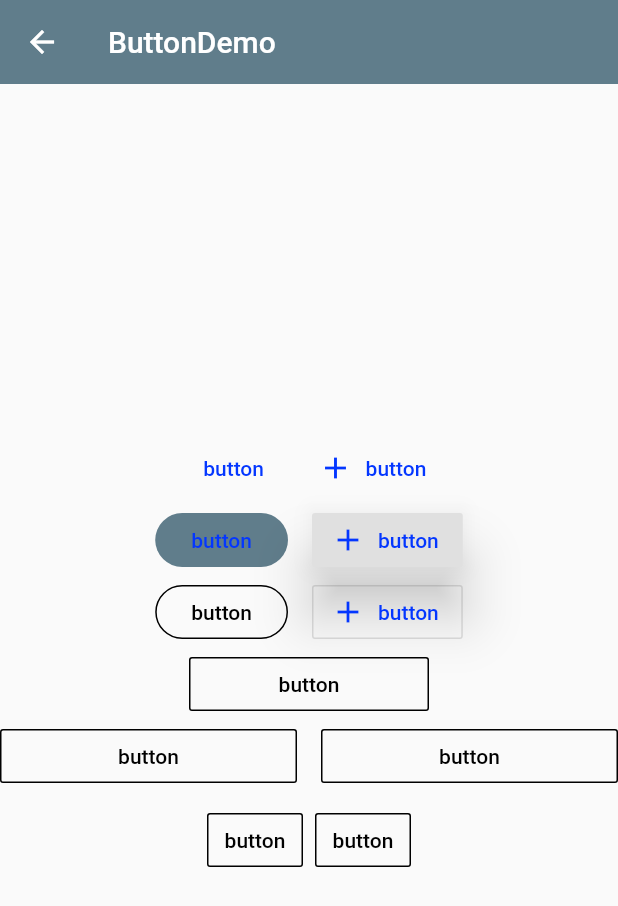
After one commit to Young5416/my_flutter, a Flutter app: the screen it shows after launch, after a tap on "Button", on a phone screen of 412 x 824 dp. The commit adds this screen. Shown: the top 906 px of the screen. Run offline on Flutter 3.47's test engine with Material 2 defaults, Android fonts, the phone set to English and light mode, and no system bars.

Commit message:
feat(按钮部件): 按钮部件熟悉
按钮部件熟悉

```diff
--- /dev/null
+++ b/lib/demo/button_demo.dart
@@ -0,0 +1,233 @@
+import 'package:flutter/material.dart';
+
+class ButtonDemo extends StatelessWidget {
+  @override
+  Widget build(BuildContext context) {
+    //平滑按钮
+    final Widget FlatButtonDemo = Row(
+      mainAxisAlignment: MainAxisAlignment.center,
+      children: <Widget>[
+        FlatButton(
+          child: Text('button'),
+          onPressed: () {},
+          splashColor: Colors.grey,
+          textColor: Theme.of(context).accentColor,
+        ),
+        FlatButton.icon(
+          icon: Icon(Icons.add),
+          label: Text('button'),
+          onPressed: () {},
+          splashColor: Colors.grey,
+          textColor: Theme.of(context).accentColor,
+        ),
+      ],
+    );
+
+    //圆角按钮
+    final Widget RaisedButtonDemo = Row(
+      mainAxisAlignment: MainAxisAlignment.center,
+      children: <Widget>[
+        Theme(
+          data: Theme.of(context).copyWith(
+              buttonColor: Theme.of(context).accentColor,
+              buttonTheme: ButtonThemeData(
+                textTheme: ButtonTextTheme.primary,
+//                      shape: BeveledRectangleBorder(
+//                        borderRadius: BorderRadius.circular(5.0),
+//                      ),
+                shape: StadiumBorder(),
+              )),
+          child: RaisedButton(
+            child: Text('button'),
+            onPressed: () {},
+            elevation: 0.0,
+            splashColor: Colors.grey,
+            textColor: Theme.of(context).accentColor,
+//                textTheme: ButtonTextTheme.primary,
+//                color: Theme.of(context).accentColor
+          ),
+        ),
+        SizedBox(
+          width: 16.0,
+        ),
+        RaisedButton.icon(
+          icon: Icon(Icons.add),
+          label: Text('button'),
+          onPressed: () {},
+          elevation: 16.0,
+          splashColor: Colors.grey,
+          textColor: Theme.of(context).accentColor,
+        ),
+      ],
+    );
+
+    //描边按钮
+    final Widget OutLineButtonDemo = Row(
+      mainAxisAlignment: MainAxisAlignment.center,
+      children: <Widget>[
+        Theme(
+          data: Theme.of(context).copyWith(
+              buttonColor: Theme.of(context).accentColor,
+              buttonTheme: ButtonThemeData(
+                textTheme: ButtonTextTheme.primary,
+//                      shape: BeveledRectangleBorder(
+//                        borderRadius: BorderRadius.circular(5.0),
+//                      ),
+                shape: StadiumBorder(),
+              )),
+          child: OutlineButton(
+            child: Text('button'),
+            onPressed: () {},
+            //溅墨效果
+            splashColor: Colors.grey[100],
+            //设置边框颜色
+            borderSide: BorderSide(
+              color: Colors.black,
+            ),
+            textColor: Colors.black,
+            highlightedBorderColor: Colors.grey,
+//                textTheme: ButtonTextTheme.primary,
+//                color: Theme.of(context).accentColor
+          ),
+        ),
+        SizedBox(
+          width: 16.0,
+        ),
+        OutlineButton.icon(
+          icon: Icon(Icons.add),
+          label: Text('button'),
+          onPressed: () {},
+          splashColor: Colors.grey,
+          textColor: Theme.of(context).accentColor,
+        ),
+      ],
+    );
+
+    final Widget FixedWidthDemo = Row(
+      mainAxisAlignment: MainAxisAlignment.center,
+      children: <Widget>[
+        Container(
+          width: 160.0,
+          child: OutlineButton(
+            child: Text('button'),
+            onPressed: () {},
+            //溅墨效果
+            splashColor: Colors.grey[100],
+            //设置边框颜色
+            borderSide: BorderSide(
+              color: Colors.black,
+            ),
+            textColor: Colors.black,
+            highlightedBorderColor: Colors.grey,
+//                textTheme: ButtonTextTheme.primary,
+//                color: Theme.of(context).accentColor
+          ),
+        ),
+      ],
+    );
+
+    final Widget ExpandedButtom = Row(
+      mainAxisAlignment: MainAxisAlignment.center,
+      children: <Widget>[
+        Expanded(
+          child: OutlineButton(
+            child: Text('button'),
+            onPressed: () {},
+            //溅墨效果
+            splashColor: Colors.grey[100],
+            //设置边框颜色
+            borderSide: BorderSide(
+              color: Colors.black,
+            ),
+            textColor: Colors.black,
+            highlightedBorderColor: Colors.grey,
+//                textTheme: ButtonTextTheme.primary,
+//                color: Theme.of(context).accentColor
+          ),
+        ),
+        SizedBox(
+          width: 16.0,
+        ),
+        Expanded(
+          flex: 1,
+          child: OutlineButton(
+            child: Text('button'),
+            onPressed: () {},
+            //溅墨效果
+            splashColor: Colors.grey[100],
+            //设置边框颜色
+            borderSide: BorderSide(
+              color: Colors.black,
+            ),
+            textColor: Colors.black,
+            highlightedBorderColor: Colors.grey,
+//                textTheme: ButtonTextTheme.primary,
+//                color: Theme.of(context).accentColor
+          ),
+        ),
+      ],
+    );
+
+    final Widget ButtonBarDemo = Row(
+      mainAxisAlignment: MainAxisAlignment.center,
+      children: <Widget>[
+        Theme(
+          data: Theme.of(context).copyWith(
+              buttonTheme: ButtonThemeData(
+                padding: EdgeInsets.symmetric(horizontal: 32.0),
+              )),
+          child: ButtonBar(
+            children: <Widget>[
+              OutlineButton(
+                child: Text('button'),
+                onPressed: () {},
+                //溅墨效果
+                splashColor: Colors.grey[100],
+                //设置边框颜色
+                borderSide: BorderSide(
+                  color: Colors.black,
+                ),
+                textColor: Colors.black,
+                highlightedBorderColor: Colors.grey,
+//                textTheme: ButtonTextTheme.primary,
+//                color: Theme.of(context).accentColor
+              ),
+              OutlineButton(
+                child: Text('button'),
+                onPressed: () {},
+                //溅墨效果
+                splashColor: Colors.grey[100],
+                //设置边框颜色
+                borderSide: BorderSide(
+                  color: Colors.black,
+                ),
+                textColor: Colors.black,
+                highlightedBorderColor: Colors.grey,
+//                textTheme: ButtonTextTheme.primary,
+//                color: Theme.of(context).accentColor
+              ),
+            ],
+          ),
+        )
+      ],
+    );
+
+    return Scaffold(
+      appBar: AppBar(
+        title: Text('ButtonDemo'),
+        elevation: 0.0,
+      ),
+      body: Column(
+        mainAxisAlignment: MainAxisAlignment.center,
+        children: <Widget>[
+          FlatButtonDemo,
+          RaisedButtonDemo,
+          OutLineButtonDemo,
+          FixedWidthDemo,
+          ExpandedButtom,
+          ButtonBarDemo,
+        ],
+      ),
+    );
+  }
+}
--- /dev/null
+++ b/lib/demo/material_components.dart
@@ -0,0 +1,66 @@
+import 'package:flutter/material.dart';
+import './button_demo.dart';
+import './floating_action_button_demo.dart';
+import './popup_menu_button_demo.dart';
+
+class MaterialComponents extends StatelessWidget {
+  @override
+  Widget build(BuildContext context) {
+    return Scaffold(
+      appBar: AppBar(
+        title: Text('MaterialComponents'),
+        elevation: 0.0,
+      ),
+      body: ListView(
+        children: <Widget>[
+          ListItem(title: 'PopupMenuButtonDemo', page: PopupMenuButtonDemo()),
+          ListItem(
+              title: 'FloatingActionButton', page: FloatingActionButtonDemo()),
+          ListItem(title: 'Button', page: ButtonDemo()),
+        ],
+      ),
+    );
+  }
+}
+
+class _WidgetDemo extends StatelessWidget {
+  @override
+  Widget build(BuildContext context) {
+    return Scaffold(
+      appBar: AppBar(
+        title: Text('_WidgetDemo'),
+        elevation: 0.0,
+      ),
+      body: Column(
+        mainAxisAlignment: MainAxisAlignment.center,
+        children: <Widget>[
+          Row(
+            mainAxisAlignment: MainAxisAlignment.center,
+            children: <Widget>[],
+          )
+        ],
+      ),
+    );
+  }
+}
+
+class ListItem extends StatelessWidget {
+  final String title;
+  final Widget page;
+
+  ListItem({
+    this.title,
+    this.page,
+  });
+
+  @override
+  Widget build(BuildContext context) {
+    return ListTile(
+      title: Text(title),
+      onTap: () {
+        Navigator.of(context)
+            .push(MaterialPageRoute(builder: (context) => page));
+      },
+    );
+  }
+}
--- a/lib/main.dart
+++ b/lib/main.dart
@@ -8,6 +8,7 @@ import './demo/sliver_demo.dart';
 import './demo/view_demo.dart';
 import './demo/navigator_demo.dart';
 import './demo/fron_demo.dart';
+import './demo/material_components.dart';
 
 void main() => runApp(App());
 
@@ -17,7 +18,7 @@ class App extends StatelessWidget {
     return MaterialApp(
         debugShowCheckedModeBanner: false,
 //      home: NavigatorDemo(),
-        initialRoute: '/from',
+        initialRoute: '/mdc',
         routes: {
           '/': (context) => Home(),
           '/navigator': (context) => NavigatorDemo(),
@@ -25,6 +26,7 @@ class App extends StatelessWidget {
                 title: '/about',
               ),
           '/from': (context) => FromDemo(),
+          '/mdc': (context) => MaterialComponents(),
         },
         theme: ThemeData(
             primarySwatch: Colors.blueGrey,
```
Also changed, not shown: lib/demo/floating_action_button_demo.dart (added, +34 -0 lines), lib/demo/popup_menu_button_demo.dart (added, +53 -0 lines).
